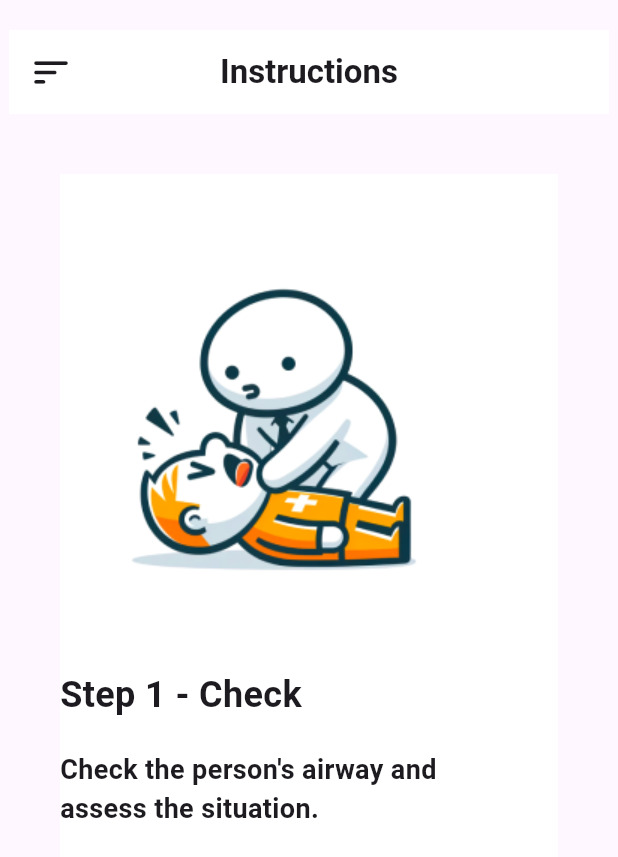
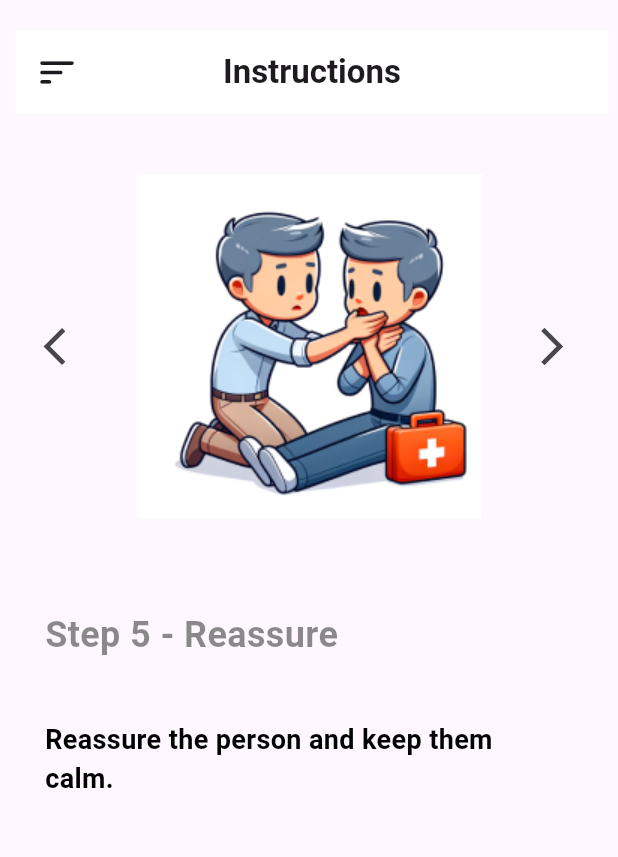
Before and after one commit to kodecosmo/MedIQ-Flutter-New, a Flutter app: the screen it shows after launch, on a phone screen of 412 x 824 dp. Shown: the top 857 px of the screen. Run offline on Flutter 3.47's test engine with Material 3 defaults, Android fonts, the phone set to English and light mode, and no system bars; our stand-ins replace avatar_glow, lottie, smooth_page_indicator, speech_to_text.

Commit message:
Instruction screens done

```diff
--- a/lib/main.dart
+++ b/lib/main.dart
@@ -2,6 +2,11 @@ import 'package:flutter/material.dart';
 import 'package:mediq_flutter/on-boarding-screens.dart';
 import 'package:mediq_flutter/screen/chatbot.dart';
 import 'package:mediq_flutter/screen/instructions.dart';
+import 'package:mediq_flutter/screen/instructions/step1.dart';
+import 'package:mediq_flutter/screen/instructions/step2.dart';
+import 'package:mediq_flutter/screen/instructions/step3.dart';
+import 'package:mediq_flutter/screen/instructions/step4.dart';
+import 'package:mediq_flutter/screen/instructions/step5.dart';
 import 'package:mediq_flutter/screen/login.dart';
 import 'package:mediq_flutter/screen/welcome_screen.dart';
 import 'package:mediq_flutter/screen/splash.dart';
@@ -37,7 +42,7 @@ class MyApp extends StatelessWidget {
         colorScheme: ColorScheme.fromSeed(seedColor: Colors.deepPurple),
         useMaterial3: true,
       ),
-      home: Instructions(),
+      home: Step5(),
       routes: {
        // '/': (context) => const SplashScreen(),
         '/welcome': (context) => const WelcomeScreen(),
--- a/lib/screen/chatbot.dart
+++ b/lib/screen/chatbot.dart
@@ -101,7 +101,7 @@ class _ChatbotPageState extends State<ChatbotPage> {
       appBar: PreferredSize(
         preferredSize: Size.fromHeight(kToolbarHeight + 20), // Height of AppBar + padding
         child: Padding(
-          padding: const EdgeInsets.only(top: 20.0, left: 6.0, right: 6.0),
+          padding: const EdgeInsets.only(top: 20.0, left: 10.0, right: 6.0),
           child: AppBar(
             leading: const Icon(Icons.sort_rounded,size: 30,),
             centerTitle: true,
--- a/lib/screen/instructions.dart
+++ b/lib/screen/instructions.dart
@@ -28,13 +28,17 @@ class Instructions extends StatelessWidget {
         ),
       ),
       body: Padding(
-        padding: const EdgeInsets.all(40.0),
+        padding: const EdgeInsets.only(top:30.0,left:20.0),
         child: Container(
-          color: const Color.fromARGB(255, 255, 255, 255),
+          color: Colors.white,
           height: 500,
           child: ListView(
             scrollDirection: Axis.horizontal,
             children: [
+              buildCard(),
+              SizedBox(width: 25,),
+              buildCard(),
+              SizedBox(width: 25,),
               buildCard(),
             ],
           ),
@@ -46,9 +50,9 @@ class Instructions extends StatelessWidget {
   Widget buildCard() {
     return Center(
       child: Container(
-        width: 300,
+        width: 350,
         height: 500,
-        color: const Color.fromARGB(255, 255, 255, 255),
+        color: Colors.white,
         child: Column(
           children: [
             Padding(
@@ -61,7 +65,7 @@ class Instructions extends StatelessWidget {
                 ),
               ),
             ),
-            SizedBox(height: 10,),
+            SizedBox(height: 20,),
             Align(
               alignment: Alignment.centerLeft,
               child: Text(
--- /dev/null
+++ b/lib/screen/instructions/step5.dart
@@ -0,0 +1,91 @@
+import 'package:flutter/material.dart';
+import 'package:flutter/widgets.dart';
+
+class Step5 extends StatelessWidget {
+  const Step5({super.key});
+
+  @override
+  Widget build(BuildContext context) {
+    return Scaffold(
+      appBar: PreferredSize(
+        preferredSize: const Size.fromHeight(kToolbarHeight + 20),
+        child: Padding(
+          padding: const EdgeInsets.only(top: 20.0, left: 10.0, right: 6.0),
+          child: AppBar(
+            leading: const Icon(
+              Icons.sort_rounded,
+              size: 30,
+            ),
+            centerTitle: true,
+            backgroundColor: Colors.white,
+            title: Text(
+              'Instructions',
+              style: TextStyle(
+                fontWeight: FontWeight.bold,
+              ),
+            ),
+          ),
+        ),
+      ),
+      body: Padding(
+        padding: const EdgeInsets.only(top: 30.0,left: 20.0,right: 20.0),
+        child: Column(
+          children: [
+            Row(
+              mainAxisAlignment: MainAxisAlignment.spaceBetween,
+              children: [
+                IconButton(
+                  onPressed: () {
+                    Navigator.pop(context);
+                  },
+                  icon: const Icon(Icons.arrow_back_ios),
+                  iconSize: 30.0,
+                ),
+                Image.asset(
+                  'assets/images/instructions/step_5.png',
+                  width: 250,
+                  height: 250,
+                ),
+                IconButton(
+                  onPressed: () {
+                    // Add your navigation to the next step here
+                  },
+                  icon: const Icon(Icons.arrow_forward_ios),
+                  iconSize: 30.0,
+                ),
+              ],
+            ),
+            const SizedBox(height: 50,),
+            Padding(
+              padding: const EdgeInsets.only(left: 10.0, right: 20.0),
+              child: Column(
+                children: [
+                  Align(
+                    alignment: Alignment.centerLeft,
+                    child: Text(
+                        'Step 5 - Reassure',
+                        style: TextStyle(
+                          fontSize: 24,
+                          fontWeight: FontWeight.bold,
+                          color: Colors.black45
+                        ),
+                    ),
+                  ),
+                    SizedBox(height: 40),
+                    Text(
+                      "Reassure the person and keep them calm.",
+                      style: TextStyle(
+                        fontSize: 18,
+                        fontWeight: FontWeight.w600,
+                        color: Colors.black,
+                      ),
+                    )
+                ],
+              ),
+            ),
+          ],
+        ),
+      ),
+    );
+  }
+}
```
Also changed, not shown: lib/screen/instructions/step1.dart (added, +90 -0 lines), lib/screen/instructions/step2.dart (added, +91 -0 lines), lib/screen/instructions/step3.dart (added, +91 -0 lines), lib/screen/instructions/step4.dart (added, +91 -0 lines).
